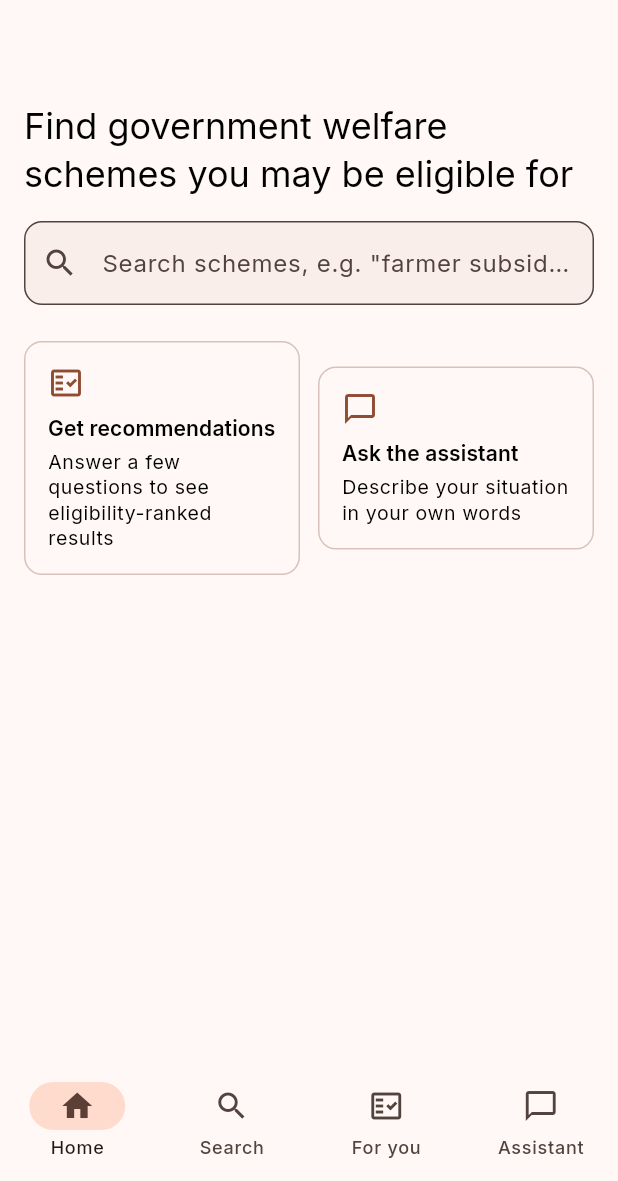
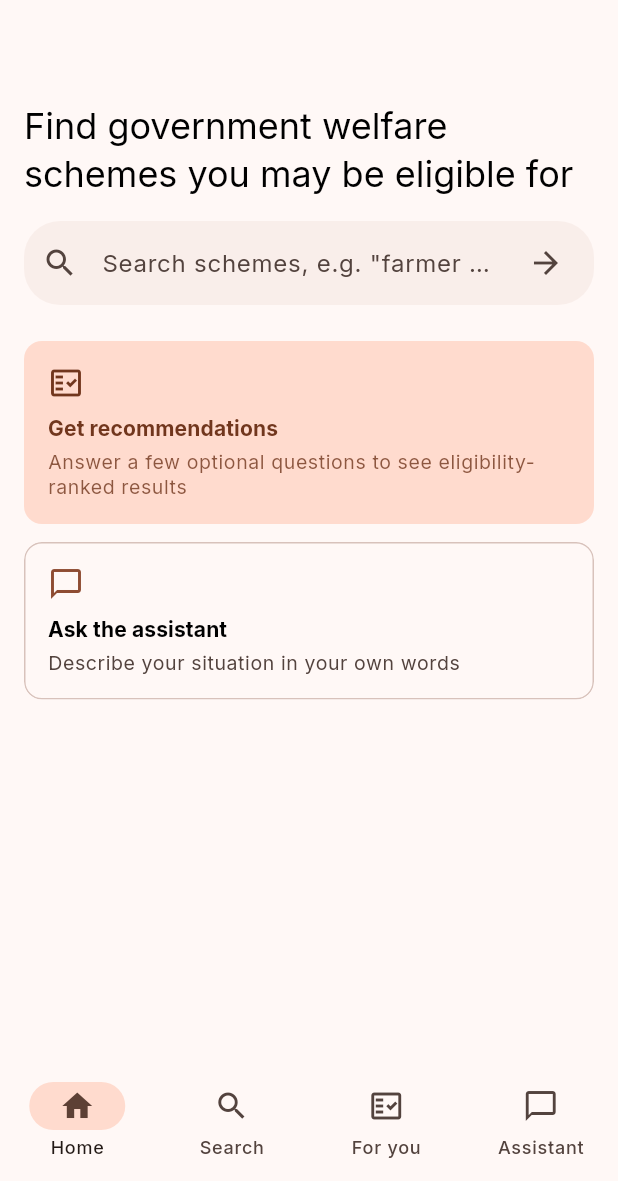
Before and after one commit to chaitanya2424/schememedia-v2, a Flutter app: the screen it shows after launch, on a phone screen of 412 x 824 dp, the part 55-1236 px from its top. Run offline on Flutter 3.47's test engine with Material 3 defaults, Android fonts, the phone set to English and light mode, and no system bars; our stand-ins replace dio, flutter_riverpod, freezed_annotation, go_router.

Commit message:
Frontend redesign 2/6: Home screen
Phase 2 of 6 (see the approved redesign plan). Search bar becomes pill-
shaped with a visible submit button -- previously relied entirely on the
keyboard's IME "search" action, no on-screen affordance for a user who
can't trigger it easily. The two quick-link cards, previously equal-weight
Card+InkWell boilerplate, are rebuilt on AppCard with real visual
hierarchy: "Get recommendations" (the app's highest-value action) is a
filled, saffron-tinted primary card, "Ask the assistant" is a secondary
outlined one. They lay out in a Wrap sized from the actual available
width rather than a fixed Row+Expanded, so narrow phones stack instead of
cramming.

ResponsiveContainer's default max-width is now AppSpacing.maxContentWidth
instead of a raw 840 literal, per the plan's "named constants instead of
scattered raw values" -- same value, just named.

flutter analyze clean, flutter test 35/35, flutter build web succeeds.

Co-Authored-By: Claude Sonnet 5 <noreply@anthropic.com>

```diff
--- a/apps/frontend/lib/core/widgets/responsive.dart
+++ b/apps/frontend/lib/core/widgets/responsive.dart
@@ -1,4 +1,6 @@
 import 'package:flutter/material.dart';
+
+import '../theme/app_spacing.dart';
 
 /// Standard Material breakpoints, centralized here -- no per-screen ad hoc
 /// `MediaQuery` checks. See the frontend architecture plan's Responsive
@@ -20,7 +22,11 @@ abstract final class Breakpoints {
 /// Caps content width on wide screens (~840px, centered) so search/detail
 /// text doesn't stretch edge-to-edge on desktop web.
 class ResponsiveContainer extends StatelessWidget {
-  const ResponsiveContainer({super.key, required this.child, this.maxWidth = 840});
+  const ResponsiveContainer({
+    super.key,
+    required this.child,
+    this.maxWidth = AppSpacing.maxContentWidth,
+  });
 
   final Widget child;
   final double maxWidth;
--- a/apps/frontend/lib/features/home/presentation/screens/home_screen.dart
+++ b/apps/frontend/lib/features/home/presentation/screens/home_screen.dart
@@ -3,6 +3,7 @@ import 'package:go_router/go_router.dart';
 
 import '../../../../core/router/routes.dart';
 import '../../../../core/theme/app_spacing.dart';
+import '../../../../core/widgets/app_card.dart';
 import '../../../../core/widgets/responsive.dart';
 
 /// Search entry point + quick links to Recommendations and the Assistant.
@@ -24,8 +25,8 @@ class _HomeScreenState extends State<HomeScreen> {
     super.dispose();
   }
 
-  void _submit(String value) {
-    final query = value.trim();
+  void _submit([String? value]) {
+    final query = (value ?? _controller.text).trim();
     if (query.isEmpty) return;
     context.push(AppRoutes.searchPath(query));
   }
@@ -48,36 +49,65 @@ class _HomeScreenState extends State<HomeScreen> {
                   style: theme.textTheme.headlineSmall,
                 ),
                 const SizedBox(height: AppSpacing.lg),
+                // Pill-shaped and paired with a visible submit button --
+                // previously relied entirely on the keyboard's IME "search"
+                // action, with no on-screen affordance for a user who
+                // can't trigger it easily.
                 TextField(
                   controller: _controller,
                   textInputAction: TextInputAction.search,
-                  decoration: const InputDecoration(
+                  decoration: InputDecoration(
                     hintText: 'Search schemes, e.g. "farmer subsidy"',
-                    prefixIcon: Icon(Icons.search),
+                    prefixIcon: const Icon(Icons.search),
+                    suffixIcon: IconButton(
+                      icon: const Icon(Icons.arrow_forward),
+                      tooltip: 'Search',
+                      onPressed: _submit,
+                    ),
+                    border: OutlineInputBorder(
+                      borderRadius: BorderRadius.circular(AppSpacing.radiusXl),
+                      borderSide: BorderSide.none,
+                    ),
                   ),
                   onSubmitted: _submit,
                 ),
                 const SizedBox(height: AppSpacing.xl),
-                Row(
+                // Unequal weight, not two identical cards: recommendations
+                // is the app's highest-value action (eligibility-ranked
+                // results), the assistant is a secondary path. Wrap (not a
+                // fixed Row+Expanded) so narrow phones stack instead of
+                // cramming -- width computed once here, from the actual
+                // available space, and handed to each card.
+                LayoutBuilder(
+                  builder: (context, constraints) {
+                    final available = constraints.maxWidth;
+                    final cardWidth = available < 480
+                        ? available
+                        : (available - AppSpacing.md) / 2;
+                    return Wrap(
+                      spacing: AppSpacing.md,
+                      runSpacing: AppSpacing.md,
                       children: [
-                    Expanded(
-                      child: _QuickLinkCard(
+                        _QuickLinkCard(
+                          width: cardWidth,
                           icon: Icons.fact_check_outlined,
                           title: 'Get recommendations',
-                        subtitle: 'Answer a few questions to see eligibility-ranked results',
+                          subtitle:
+                              'Answer a few optional questions to see eligibility-ranked results',
+                          filled: true,
                           onTap: () => context.push(AppRoutes.recommendations),
                         ),
-                    ),
-                    const SizedBox(width: AppSpacing.md),
-                    Expanded(
-                      child: _QuickLinkCard(
+                        _QuickLinkCard(
+                          width: cardWidth,
                           icon: Icons.chat_bubble_outline,
                           title: 'Ask the assistant',
                           subtitle: 'Describe your situation in your own words',
+                          filled: false,
                           onTap: () => context.push(AppRoutes.assistant),
                         ),
-                    ),
                       ],
+                    );
+                  },
                 ),
               ],
             ),
@@ -90,36 +120,53 @@ class _HomeScreenState extends State<HomeScreen> {
 
 class _QuickLinkCard extends StatelessWidget {
   const _QuickLinkCard({
+    required this.width,
     required this.icon,
     required this.title,
     required this.subtitle,
+    required this.filled,
     required this.onTap,
   });
 
+  final double width;
   final IconData icon;
   final String title;
   final String subtitle;
+  final bool filled;
   final VoidCallback onTap;
 
   @override
   Widget build(BuildContext context) {
     final theme = Theme.of(context);
-    return Card(
-      child: InkWell(
+    final iconColor = filled ? theme.colorScheme.onPrimaryContainer : theme.colorScheme.primary;
+    return SizedBox(
+      width: width,
+      child: AppCard(
         onTap: onTap,
-        borderRadius: BorderRadius.circular(AppSpacing.radiusMd),
-        child: Padding(
-          padding: const EdgeInsets.all(AppSpacing.lg),
+        filled: filled,
+        semanticLabel: '$title. $subtitle',
         child: Column(
           crossAxisAlignment: CrossAxisAlignment.start,
           children: [
-              Icon(icon, color: theme.colorScheme.primary),
+            Icon(icon, color: iconColor, size: AppSpacing.iconLg),
             const SizedBox(height: AppSpacing.sm),
-              Text(title, style: theme.textTheme.titleSmall?.copyWith(fontWeight: FontWeight.w600)),
+            Text(
+              title,
+              style: theme.textTheme.titleSmall?.copyWith(
+                fontWeight: FontWeight.w700,
+                color: filled ? theme.colorScheme.onPrimaryContainer : null,
+              ),
+            ),
             const SizedBox(height: AppSpacing.xs),
-              Text(subtitle, style: theme.textTheme.bodySmall),
+            Text(
+              subtitle,
+              style: theme.textTheme.bodySmall?.copyWith(
+                color: filled
+                    ? theme.colorScheme.onPrimaryContainer.withValues(alpha: 0.8)
+                    : theme.colorScheme.onSurfaceVariant,
+              ),
+            ),
           ],
-          ),
         ),
       ),
     );
```
Lines whose indentation alone changed are shown as unchanged.
